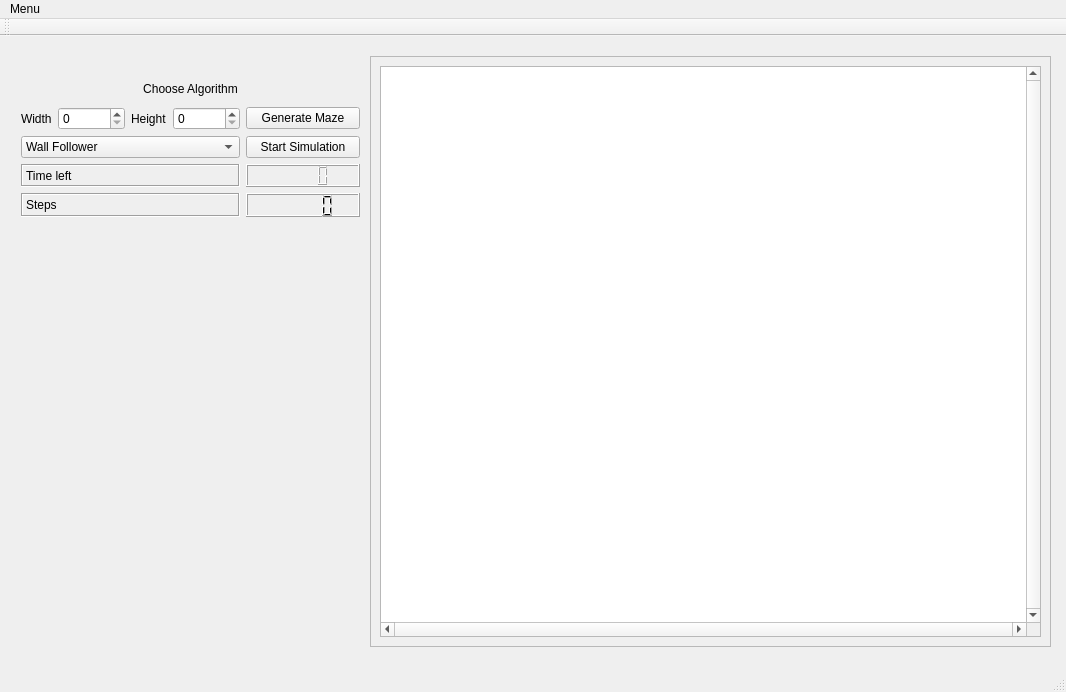
JensNguyen/blatt-2-maze, file src/ss17/algodat/maze/view/mazegui.ui: the form before one commit.
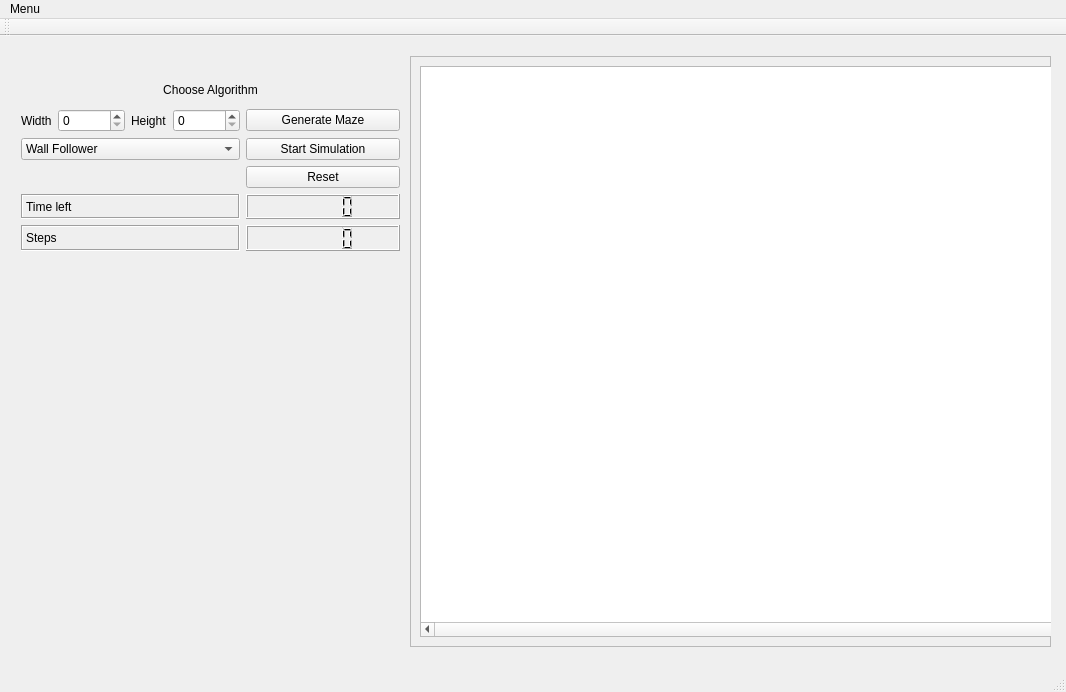
The form after the commit. Icons and pictures are not drawn.

Commit message: Method to reset the maze after running an solve algorithm added.

```diff
--- a/src/ss17/algodat/maze/view/mazegui.ui
+++ b/src/ss17/algodat/maze/view/mazegui.ui
@@ -26,11 +26,51 @@
      <rect>
       <x>10</x>
       <y>30</y>
-      <width>361</width>
-      <height>162</height>
+      <width>401</width>
+      <height>196</height>
      </rect>
     </property>
     <layout class="QGridLayout" name="userinputGridlayout">
+     <item row="2" column="0">
+      <widget class="QComboBox" name="algorithmCombobox">
+       <item>
+        <property name="text">
+         <string>Wall Follower</string>
+        </property>
+       </item>
+       <item>
+        <property name="text">
+         <string>Tremaux's algorithm</string>
+        </property>
+       </item>
+       <item>
+        <property name="text">
+         <string>Recursive</string>
+        </property>
+       </item>
+       <item>
+        <property name="text">
+         <string>Shortest path algorithm</string>
+        </property>
+       </item>
+      </widget>
+     </item>
+     <item row="4" column="0">
+      <widget class="QLabel" name="TimeLeft">
+       <property name="frameShape">
+        <enum>QFrame::Box</enum>
+       </property>
+       <property name="frameShadow">
+        <enum>QFrame::Sunken</enum>
+       </property>
+       <property name="text">
+        <string>Time left</string>
+       </property>
+      </widget>
+     </item>
+     <item row="4" column="1">
+      <widget class="QLCDNumber" name="timeLeftLCDDisplay"/>
+     </item>
      <item row="0" column="0" colspan="2">
       <widget class="QLabel" name="chooseAlgorithm">
        <property name="frameShape">
@@ -47,7 +87,7 @@
        </property>
       </widget>
      </item>
-     <item row="4" column="1">
+     <item row="5" column="1">
       <widget class="QLCDNumber" name="stepLCDDisplay"/>
      </item>
      <item row="2" column="1">
@@ -96,7 +136,7 @@
        </item>
       </layout>
      </item>
-     <item row="4" column="0">
+     <item row="5" column="0">
       <widget class="QLabel" name="steps">
        <property name="frameShape">
         <enum>QFrame::Box</enum>
@@ -109,54 +149,21 @@
        </property>
       </widget>
      </item>
-     <item row="3" column="0">
-      <widget class="QLabel" name="TimeLeft">
-       <property name="frameShape">
-        <enum>QFrame::Box</enum>
-       </property>
-       <property name="frameShadow">
-        <enum>QFrame::Sunken</enum>
-       </property>
-       <property name="text">
-        <string>Time left</string>
-       </property>
-      </widget>
-     </item>
-     <item row="2" column="0">
-      <widget class="QComboBox" name="algorithmCombobox">
-       <item>
-        <property name="text">
-         <string>Wall Follower</string>
-        </property>
-       </item>
-       <item>
-        <property name="text">
-         <string>Tremaux's algorithm</string>
-        </property>
-       </item>
-       <item>
-        <property name="text">
-         <string>Recursive</string>
-        </property>
-       </item>
-       <item>
-        <property name="text">
-         <string>Shortest path algorithm</string>
-        </property>
-       </item>
-      </widget>
-     </item>
      <item row="3" column="1">
-      <widget class="QLCDNumber" name="timeLeftLCDDisplay"/>
+      <widget class="QPushButton" name="resetButton">
+       <property name="text">
+        <string>Reset</string>
+       </property>
+      </widget>
      </item>
     </layout>
    </widget>
    <widget class="QFrame" name="frame">
     <property name="geometry">
      <rect>
-      <x>370</x>
+      <x>410</x>
       <y>20</y>
-      <width>681</width>
+      <width>641</width>
       <height>591</height>
      </rect>
     </property>
```
The commit also changes 4 other files.
